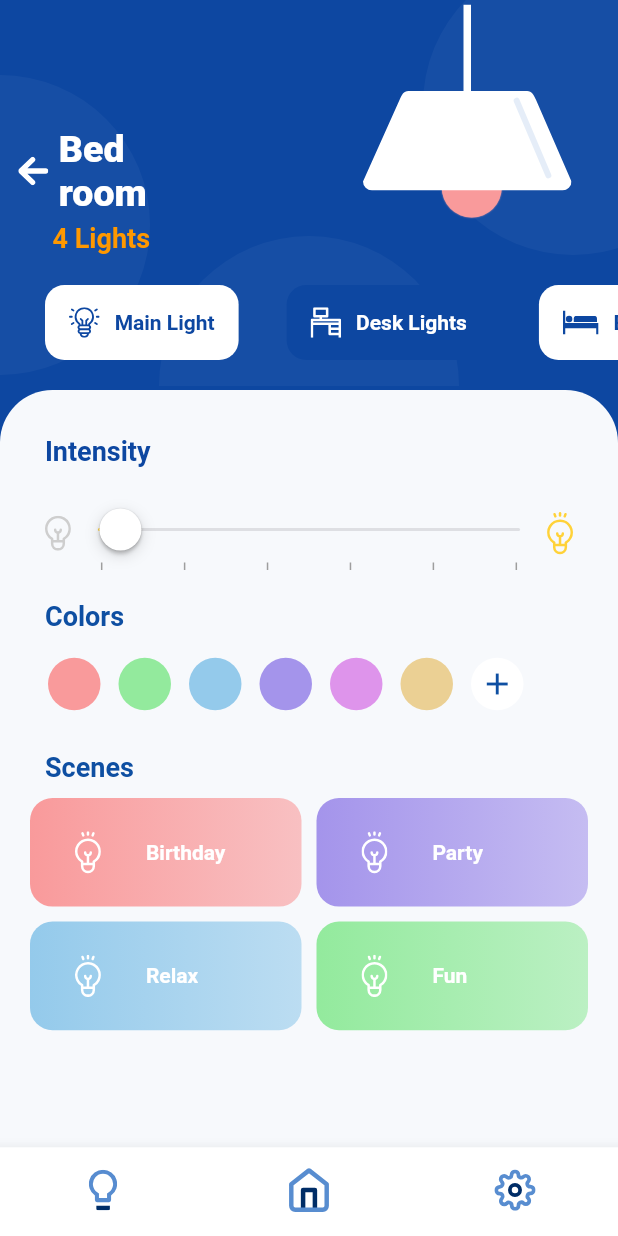
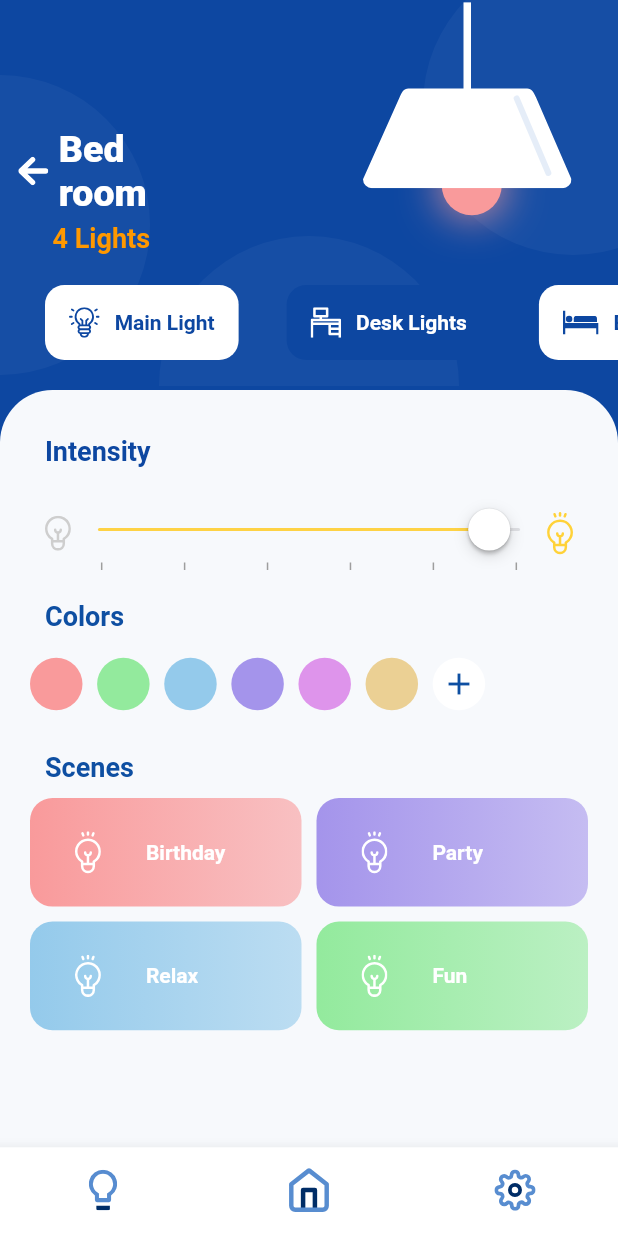
Before and after one commit to renji-tyon/xcelprosmt, a Flutter app: the screen it shows after launch, after a tap on "Bed room", on a phone screen of 412 x 824 dp. Run offline on Flutter 3.47's test engine with Material 2 defaults, Android fonts, the phone set to English and light mode, and no system bars; our stand-ins replace flutter_svg.

```diff
--- a/lib/screens/control_panel_screen.dart
+++ b/lib/screens/control_panel_screen.dart
@@ -1,6 +1,7 @@
 import 'package:flutter/material.dart';
 import '../widgets/bottom_nav_bar.dart';
 import '../widgets/room_grid.dart';
+import '../utilities.dart';
 
 class ControlPanelScreen extends StatelessWidget {
   @override
@@ -62,6 +63,9 @@ class ControlPanelScreen extends StatelessWidget {
                   ),
                 ),
                 Expanded(
+                  child: Hero(
+                    tag: 'containerTrf',
+                    flightShuttleBuilder: flightShuttleBuilder,
                     child: Container(
                       width: double.infinity,
                       decoration: BoxDecoration(
@@ -83,13 +87,16 @@ class ControlPanelScreen extends StatelessWidget {
                                   fontSize: 18,
                                 )),
                           ),
-                        SizedBox(height: 10,),
+                          SizedBox(
+                            height: 10,
+                          ),
                           Expanded(
                               child: Container(
                             width: double.infinity,
                             child: RoomGrid(),
                           ))
                         ],
+                      ),
                     ),
                   ),
                 )
--- a/lib/screens/room_screen.dart
+++ b/lib/screens/room_screen.dart
@@ -16,7 +16,11 @@ class RoomScreen extends StatefulWidget {
   _RoomScreenState createState() => _RoomScreenState();
 }
 
-class _RoomScreenState extends State<RoomScreen> {
+class _RoomScreenState extends State<RoomScreen>
+    with SingleTickerProviderStateMixin {
+  AnimationController _controller;
+  Animation<Positioned> _positionAnm;
+
   final List<Color> _colors = [
     MyColors.lightColorRed,
     MyColors.lightColorGreen,
@@ -35,6 +39,14 @@ class _RoomScreenState extends State<RoomScreen> {
 
   @override
   void initState() {
+    _controller = AnimationController(
+      vsync: this,
+      duration: Duration(seconds: 1),
+    );
+    Future.delayed(Duration(milliseconds: 700), () {
+      _controller.forward();
+    });
+
     _selectedColor = _colors[0];
     super.initState();
   }
@@ -43,7 +55,18 @@ class _RoomScreenState extends State<RoomScreen> {
   Widget build(BuildContext context) {
     final ScreenArgs args = ModalRoute.of(context).settings.arguments;
     final _scene = Provider.of<SceneProvider>(context).sceneItems;
-    return Scaffold(
+    return AnimatedBuilder(
+      animation: _controller,
+      builder: (context, child) {
+        _intensity =
+            opacityTween(controller: _controller, begin: 0, end: 25).value;
+        return WillPopScope(
+          onWillPop: () async {
+            _controller.reverse();
+            await Future.delayed(Duration(milliseconds: 600));
+            return true;
+          },
+          child: Scaffold(
             bottomNavigationBar: BottomNavBar(),
             body: Column(
               children: <Widget>[
@@ -66,9 +89,16 @@ class _RoomScreenState extends State<RoomScreen> {
                         child: SizedBox(
                           height: 200,
                           width: 200,
+                          child: SlideTransition(
+                            position: offsetTween(
+                              controller: _controller,
+                              begin: Offset(0, -0.3),
+                              end: Offset(0, 0),
+                            ),
                             child: TopLamp(
                               selectedColor: _selectedColor,
                               intensity: _intensity,
+                            ),
                           ),
                         ),
                       ),
@@ -133,6 +163,8 @@ class _RoomScreenState extends State<RoomScreen> {
                     color: Colors.blue.shade900,
                     child: Expanded(
                       flex: 1,
+                      child: Hero(
+                        tag: 'containerTrf',
                         child: Container(
                           padding: EdgeInsets.only(left: 20, right: 20),
                           decoration: BoxDecoration(
@@ -163,7 +195,8 @@ class _RoomScreenState extends State<RoomScreen> {
                                     SizedBox(
                                       width: 10,
                                     ),
-                            SvgPicture.asset('assets/images/light_off.svg'),
+                                    SvgPicture.asset(
+                                        'assets/images/light_off.svg'),
                                     SizedBox(width: 10),
                                     Expanded(
                                       child: Column(
@@ -182,11 +215,12 @@ class _RoomScreenState extends State<RoomScreen> {
                                                 value: _intensity),
                                           ),
                                           Container(
-                                    padding:
-                                        EdgeInsets.symmetric(horizontal: 10),
+                                            padding: EdgeInsets.symmetric(
+                                                horizontal: 10),
                                             child: Row(
                                                 mainAxisAlignment:
-                                            MainAxisAlignment.spaceBetween,
+                                                    MainAxisAlignment
+                                                        .spaceBetween,
                                                 children: Iterable.generate(6)
                                                     .map((i) => Container(
                                                           height: 5,
@@ -199,7 +233,8 @@ class _RoomScreenState extends State<RoomScreen> {
                                       ),
                                     ),
                                     SizedBox(width: 10),
-                            SvgPicture.asset('assets/images/bright_bulb.svg'),
+                                    SvgPicture.asset(
+                                        'assets/images/bright_bulb.svg'),
                                     SizedBox(width: 10),
                                   ],
                                 ),
@@ -219,14 +254,22 @@ class _RoomScreenState extends State<RoomScreen> {
                                   child: ListView.builder(
                                     scrollDirection: Axis.horizontal,
                                     itemCount: _colors.length,
-                            itemBuilder: (context, i) => GestureDetector(
+                                    itemBuilder: (context, i) =>
+                                        GestureDetector(
                                       onTap: () {
                                         setState(() {
                                           _selectedColor = _colors[i];
                                         });
                                       },
                                       child: Container(
-                                margin: EdgeInsets.only(left: 12),
+                                        margin: EdgeInsets.only(
+                                            right: Tween<double>(
+                                                    begin: 0, end: 10)
+                                                .animate(CurvedAnimation(
+                                                    curve: Curves
+                                                        .fastLinearToSlowEaseIn,
+                                                    parent: _controller))
+                                                .value),
                                         width: 35,
                                         height: 35,
                                         decoration: BoxDecoration(
@@ -268,7 +311,8 @@ class _RoomScreenState extends State<RoomScreen> {
                                       value: _scene[i],
                                       child: Container(
                                         decoration: BoxDecoration(
-                                    borderRadius: BorderRadius.circular(15),
+                                            borderRadius:
+                                                BorderRadius.circular(15),
                                             gradient: LinearGradient(colors: [
                                               _scene[i].color1,
                                               _scene[i].color2,
@@ -299,9 +343,13 @@ class _RoomScreenState extends State<RoomScreen> {
                         ),
                       ),
                     ),
+                  ),
                 )
               ],
             ),
+          ),
+        );
+      },
     );
   }
 }
--- a/lib/utilities.dart
+++ b/lib/utilities.dart
@@ -34,3 +34,34 @@ class MyTextStyles {
     fontSize: 18,
   );
 }
+//animations
+Widget flightShuttleBuilder(
+  BuildContext flightContext,
+  Animation<double> animation,
+  HeroFlightDirection flightDirection,
+  BuildContext fromHeroContext,
+  BuildContext toHeroContext,
+) {
+  return DefaultTextStyle(
+    style: DefaultTextStyle.of(toHeroContext).style,
+    child: toHeroContext.widget,
+  );
+}
+
+offsetTween({
+  @required AnimationController controller,
+  @required Offset begin,
+  @required Offset end,
+}) =>
+    Tween<Offset>(begin: begin, end: end).animate(
+      CurvedAnimation(curve: Curves.fastLinearToSlowEaseIn, parent: controller),
+    );
+
+opacityTween({
+  @required AnimationController controller,
+  @required double begin,
+  @required double end,
+}) =>
+    Tween<double>(begin: begin, end: end).animate(
+      CurvedAnimation(parent: controller, curve: Curves.fastLinearToSlowEaseIn),
+    );
--- a/lib/widgets/grid_item.dart
+++ b/lib/widgets/grid_item.dart
@@ -8,10 +8,10 @@ class GridItem extends StatelessWidget {
   @override
   Widget build(BuildContext context) {
     final roomItem = Provider.of<RoomData>(context);
-    return InkWell(
+    return GestureDetector(
       onTap: () => Navigator.of(context).pushNamed(RoomScreen.routeName,
       arguments: ScreenArgs(roomItem.roomName, roomItem.lightCount)),
-      splashColor: Colors.blue,
+      // splashColor: Colors.blue,
       child: Card(
         elevation: 1,
         shape:
```
Lines whose indentation alone changed are shown as unchanged.
